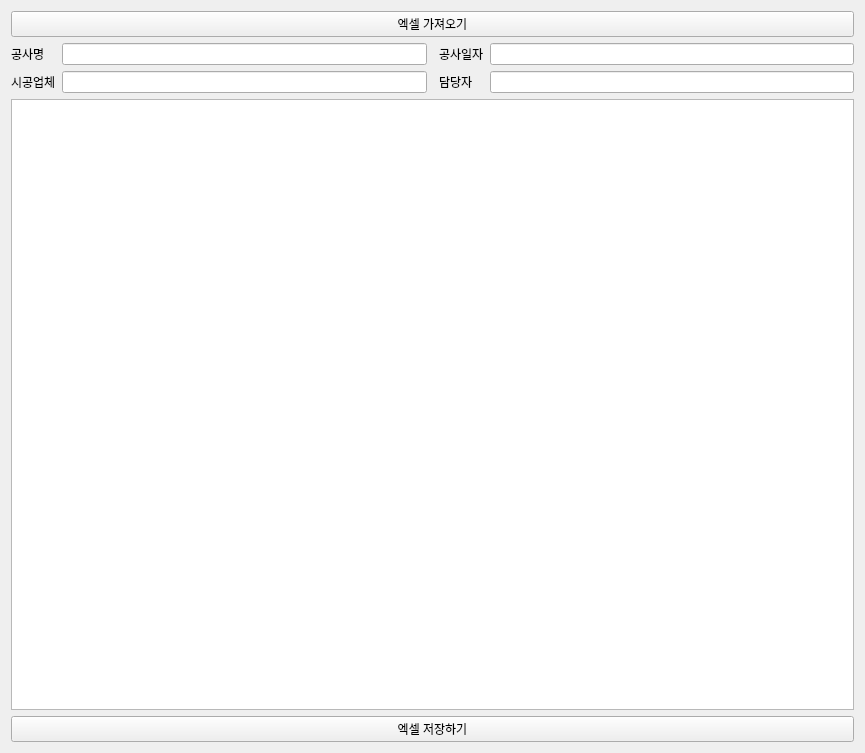
Above: cpb.ui from kiryanchi/construction_photo_book before the change. Below: the same form after it.
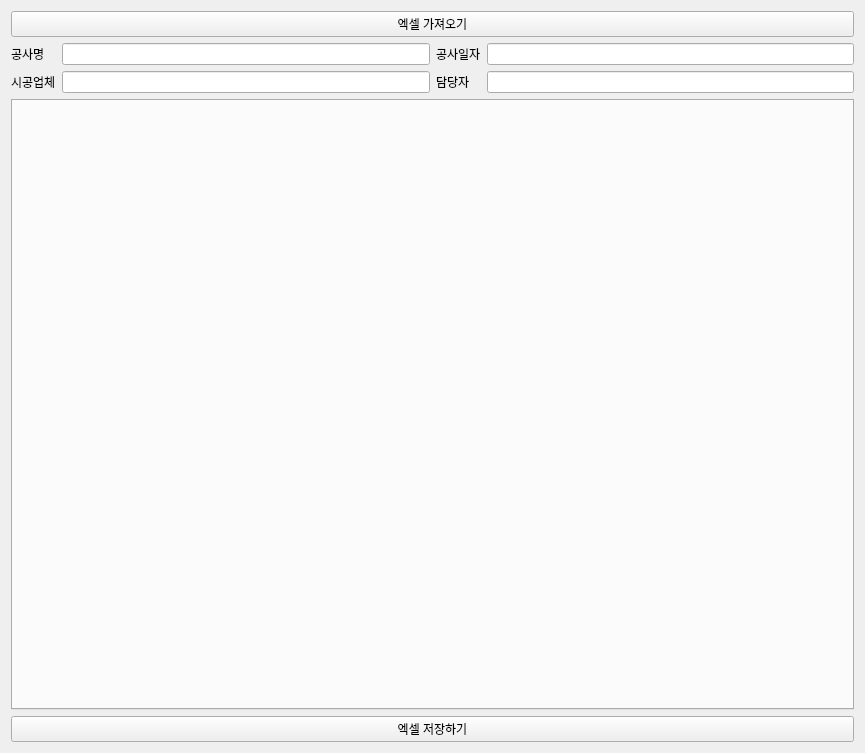
That is the form after the change.

```diff
--- a/cpb.ui
+++ b/cpb.ui
@@ -14,34 +14,38 @@
    <string>Form</string>
   </property>
   <layout class="QGridLayout" name="gridLayout_2">
-   <item row="1" column="3">
-    <widget class="QLabel" name="date_label">
+   <item row="4" column="0" colspan="4">
+    <widget class="QPushButton" name="save_button">
      <property name="text">
-      <string>공사일자</string>
+      <string>엑셀 저장하기</string>
      </property>
     </widget>
    </item>
-   <item row="0" column="0" colspan="5">
-    <widget class="QPushButton" name="load_button">
-     <property name="text">
-      <string>엑셀 가져오기</string>
-     </property>
-    </widget>
+   <item row="2" column="3">
+    <widget class="QLineEdit" name="manager_lineedit"/>
    </item>
    <item row="1" column="1">
     <widget class="QLineEdit" name="name_lineedit"/>
    </item>
-   <item row="1" column="4">
-    <widget class="QLineEdit" name="date_lineedit"/>
-   </item>
    <item row="2" column="1">
     <widget class="QLineEdit" name="company_lineedit"/>
    </item>
-   <item row="2" column="4">
-    <widget class="QLineEdit" name="manager_lineedit"/>
+   <item row="1" column="2">
+    <widget class="QLabel" name="date_label">
+     <property name="text">
+      <string>공사일자</string>
+     </property>
+    </widget>
    </item>
-   <item row="3" column="0" colspan="5">
-    <widget class="QTableWidget" name="sheet_tablewidget"/>
+   <item row="1" column="3">
+    <widget class="QLineEdit" name="date_lineedit"/>
+   </item>
+   <item row="0" column="0" colspan="4">
+    <widget class="QPushButton" name="load_button">
+     <property name="text">
+      <string>엑셀 가져오기</string>
+     </property>
+    </widget>
    </item>
    <item row="2" column="0">
     <widget class="QLabel" name="company_label">
@@ -57,19 +61,15 @@
      </property>
     </widget>
    </item>
-   <item row="2" column="3">
+   <item row="2" column="2">
     <widget class="QLabel" name="manager_label">
      <property name="text">
       <string>담당자</string>
      </property>
     </widget>
    </item>
-   <item row="4" column="0" colspan="5">
-    <widget class="QPushButton" name="save_button">
-     <property name="text">
-      <string>엑셀 저장하기</string>
-     </property>
-    </widget>
+   <item row="3" column="0" colspan="4">
+    <widget class="QTabWidget" name="sheet_tabwidget"/>
    </item>
   </layout>
  </widget>
```
